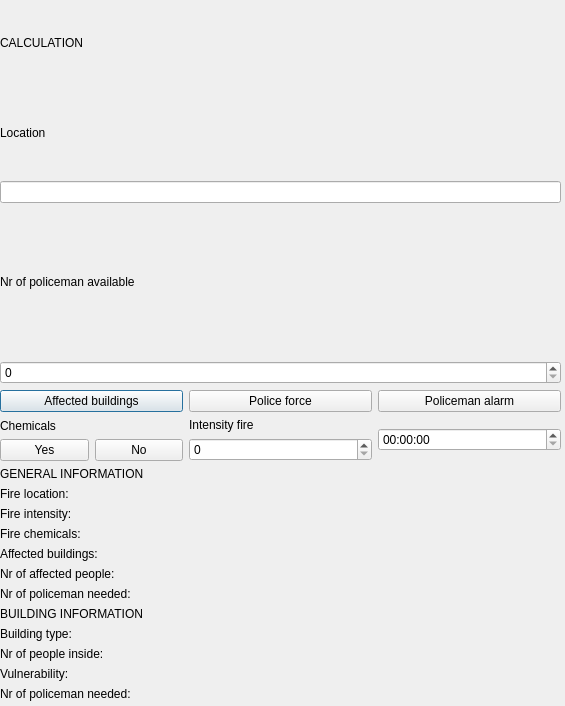
rflteeuwen/2016_Group05_BuildingEvacuationAlarm, file Interface/Interface plugin.ui: the form before one commit.
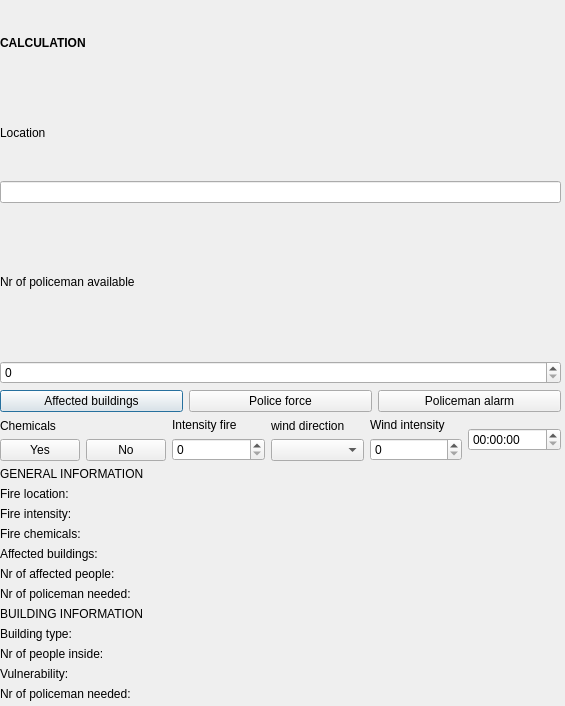
The form after the commit.

Patch:
```diff
--- a/Interface/Interface plugin.ui
+++ b/Interface/Interface plugin.ui
@@ -29,6 +29,12 @@
        <layout class="QVBoxLayout" name="verticalLayout_4">
         <item>
          <widget class="QLabel" name="calculate_header">
+          <property name="font">
+           <font>
+            <weight>75</weight>
+            <bold>true</bold>
+           </font>
+          </property>
           <property name="text">
            <string>CALCULATION</string>
           </property>
@@ -127,7 +133,39 @@
          </layout>
         </item>
         <item>
-         <widget class="QTimeEdit" name="timeEdit"/>
+         <layout class="QVBoxLayout" name="verticalLayout_9">
+          <item>
+           <widget class="QLabel" name="winddirection">
+            <property name="text">
+             <string>wind direction</string>
+            </property>
+           </widget>
+          </item>
+          <item>
+           <widget class="QComboBox" name="winddirection_input">
+            <property name="editable">
+             <bool>false</bool>
+            </property>
+           </widget>
+          </item>
+         </layout>
+        </item>
+        <item>
+         <layout class="QVBoxLayout" name="verticalLayout_7">
+          <item>
+           <widget class="QLabel" name="windintensity">
+            <property name="text">
+             <string>Wind intensity</string>
+            </property>
+           </widget>
+          </item>
+          <item>
+           <widget class="QSpinBox" name="windintensity_input"/>
+          </item>
+         </layout>
+        </item>
+        <item>
+         <widget class="QTimeEdit" name="time"/>
         </item>
        </layout>
       </item>
```
Left out of the diff: 6 changed lines with no effect on the pictures.
